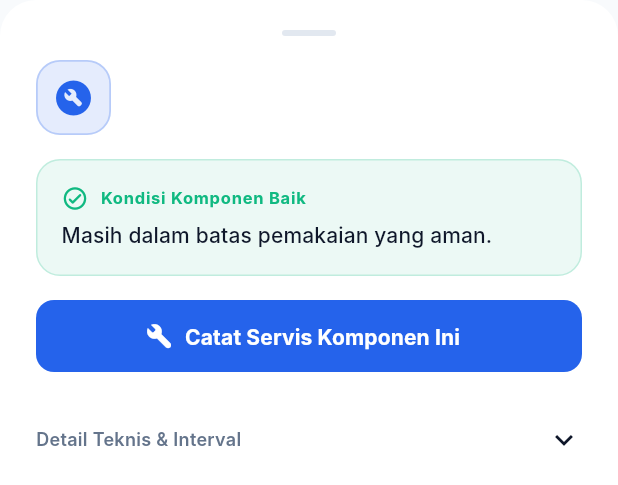
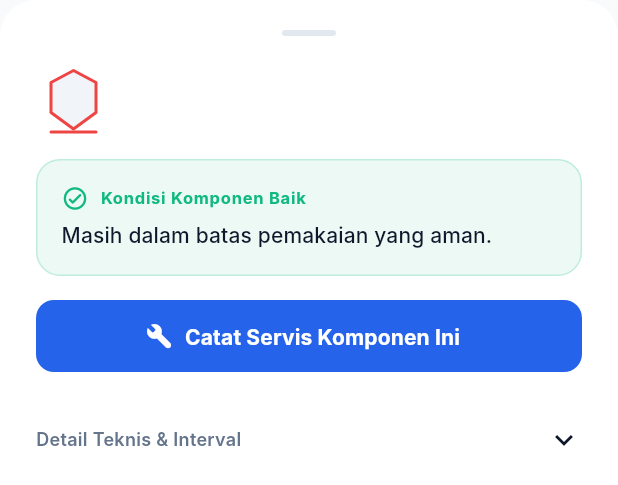
Before and after one commit to laomanda/deteksi-kendaraan, a Flutter app: the MaintenanceDetailBottomSheet widget shown alone on an empty page, opened directly with empty values, on a phone screen of 412 x 824 dp. Shown: the top 485 px of the screen. Run offline on Flutter 3.47's test engine with Material 3 defaults, Android fonts, the phone set to English and light mode, and no system bars; our stand-ins replace flutter_dotenv, flutter_local_notifications, flutter_map, flutter_riverpod, flutter_svg, geolocator and 8 more; accounts and stored records are empty; network calls fail; Roboto replaces fonts that are missing (Inter).

Commit message:
feat(dashboard): make dashboard maintenance card icon consistent with DynamicFillIcon 100%-0% system

```diff
--- a/lib/features/dashboard/presentation/widgets/dashboard_next_maintenance_card.dart
+++ b/lib/features/dashboard/presentation/widgets/dashboard_next_maintenance_card.dart
@@ -191,10 +191,11 @@ class DashboardNextMaintenanceCard extends ConsumerWidget {
                           componentName: nextItem.componentName,
                           category: nextItem.category,
                           status: nextItem.status,
-                          size: 42,
-                          iconSize: 22,
+                          healthPercentage: nextItem.currentHealth,
+                          size: 44,
+                          iconSize: 24,
                         ),
-                        const SizedBox(width: 12),
+                        const SizedBox(width: 14),
                         Expanded(
                           child: Column(
                             crossAxisAlignment: CrossAxisAlignment.start,
--- a/lib/features/maintenance/presentation/widgets/maintenance_detail_bottom_sheet.dart
+++ b/lib/features/maintenance/presentation/widgets/maintenance_detail_bottom_sheet.dart
@@ -96,6 +96,7 @@ class MaintenanceDetailBottomSheet extends ConsumerWidget {
                     componentName: prediction.componentName,
                     category: prediction.category,
                     status: prediction.status,
+                    healthPercentage: prediction.currentHealth,
                     size: 50,
                     iconSize: 28,
                   ),
--- a/lib/features/maintenance/presentation/widgets/upcoming_maintenance_card.dart
+++ b/lib/features/maintenance/presentation/widgets/upcoming_maintenance_card.dart
@@ -155,10 +155,11 @@ class UpcomingMaintenanceCard extends ConsumerWidget {
               componentName: p.componentName,
               category: p.category,
               status: p.status,
-              size: 42,
-              iconSize: 22,
+              healthPercentage: p.currentHealth,
+              size: 44,
+              iconSize: 24,
             ),
-            const SizedBox(width: 12),
+            const SizedBox(width: 14),
             Expanded(
               child: Column(
                 crossAxisAlignment: CrossAxisAlignment.start,
--- a/lib/features/maintenance/presentation/widgets/vehicle_part_icon_badge.dart
+++ b/lib/features/maintenance/presentation/widgets/vehicle_part_icon_badge.dart
@@ -1,4 +1,5 @@
 import 'package:flutter/material.dart';
+import 'dynamic_fill_icon.dart';
 
 /// Metadata helper that resolves specific spare part icons and thematic colors
 class VehiclePartVisualInfo {
@@ -206,9 +207,9 @@ class VehiclePartVisualInfo {
   }
 }
 
-/// Interactive Vehicle Part Icon Badge with thematic pastel background,
-/// micro-animation feedback on press, and optional status indicator dot.
-class VehiclePartIconBadge extends StatefulWidget {
+/// Interactive Vehicle Part Icon Badge powered by the signature DynamicFillIcon (100% to 0% fill) system.
+/// Keeps visual identity 100% consistent across Dashboard, Maintenance Screen, and Detail Sheets.
+class VehiclePartIconBadge extends StatelessWidget {
   final String componentName;
   final String? category;
   final String? status; // 'OVERDUE' | 'DUE SOON' | 'GOOD'
@@ -216,134 +217,56 @@ class VehiclePartIconBadge extends StatefulWidget {
   final double iconSize;
   final VoidCallback? onTap;
   final bool showStatusDot;
+  final double? healthPercentage;
 
   const VehiclePartIconBadge({
     super.key,
     required this.componentName,
     this.category,
     this.status,
-    this.size = 46,
+    this.size = 44,
     this.iconSize = 24,
     this.onTap,
-    this.showStatusDot = true,
+    this.showStatusDot = false,
+    this.healthPercentage,
   });
 
-  @override
-  State<VehiclePartIconBadge> createState() => _VehiclePartIconBadgeState();
-}
-
-class _VehiclePartIconBadgeState extends State<VehiclePartIconBadge>
-    with SingleTickerProviderStateMixin {
-  late AnimationController _controller;
-  late Animation<double> _scaleAnim;
-
-  @override
-  void initState() {
-    super.initState();
-    _controller = AnimationController(
-      vsync: this,
-      duration: const Duration(milliseconds: 100),
-      lowerBound: 0.0,
-      upperBound: 1.0,
-    );
-    _scaleAnim = Tween<double>(begin: 1.0, end: 0.92).animate(
-      CurvedAnimation(parent: _controller, curve: Curves.easeOutCubic),
-    );
-  }
-
-  @override
-  void dispose() {
-    _controller.dispose();
-    super.dispose();
-  }
-
-  Color? _getStatusDotColor() {
-    if (widget.status == null) return null;
-    final s = widget.status!.toUpperCase();
-    if (s.contains('OVERDUE')) return const Color(0xFFEF4444);
-    if (s.contains('DUE')) return const Color(0xFFF59E0B);
-    if (s.contains('GOOD')) return const Color(0xFF10B981);
-    return null;
+  double _resolvePercentage() {
+    if (healthPercentage != null) {
+      final hp = healthPercentage!;
+      return hp > 1.0 ? (hp / 100.0).clamp(0.0, 1.0) : hp.clamp(0.0, 1.0);
+    }
+    if (status != null) {
+      final s = status!.toUpperCase();
+      if (s.contains('OVERDUE')) return 0.0;
+      if (s.contains('DUE')) return 0.25;
+      if (s.contains('GOOD')) return 0.95;
+    }
+    return 1.0;
   }
 
   @override
   Widget build(BuildContext context) {
-    final visual = VehiclePartVisualInfo.resolve(
-      widget.componentName,
-      category: widget.category,
+    final pct = _resolvePercentage();
+    final type = category != null && category!.isNotEmpty ? category! : componentName;
+
+    Widget dynamicIcon = DynamicFillIcon(
+      componentType: type,
+      percentage: pct,
+      size: size,
     );
-    final dotColor = _getStatusDotColor();
 
-    return AnimatedBuilder(
-      animation: _scaleAnim,
-      builder: (context, child) => Transform.scale(
-        scale: _scaleAnim.value,
-        child: child,
-      ),
-      child: Stack(
-        clipBehavior: Clip.none,
-        children: [
-          Material(
-            color: Colors.transparent,
-            borderRadius: BorderRadius.circular(widget.size * 0.32),
-            child: InkWell(
-              onTap: widget.onTap,
-              onTapDown: (_) {
-                if (widget.onTap != null) _controller.forward();
-              },
-              onTapUp: (_) {
-                if (widget.onTap != null) _controller.reverse();
-              },
-              onTapCancel: () {
-                if (widget.onTap != null) _controller.reverse();
-              },
-              borderRadius: BorderRadius.circular(widget.size * 0.32),
-              splashColor: visual.accentColor.withValues(alpha: 0.25),
-              highlightColor: visual.accentColor.withValues(alpha: 0.12),
-              child: Ink(
-                width: widget.size,
-                height: widget.size,
-                decoration: BoxDecoration(
-                  color: visual.accentColor.withValues(alpha: 0.12),
-                  borderRadius: BorderRadius.circular(widget.size * 0.32),
-                  border: Border.all(
-                    color: visual.accentColor.withValues(alpha: 0.24),
-                    width: 1.2,
-                  ),
-                ),
-                child: Center(
-                  child: Icon(
-                    visual.icon,
-                    size: widget.iconSize,
-                    color: visual.accentColor,
-                  ),
-                ),
-              ),
-            ),
-          ),
-          if (widget.showStatusDot && dotColor != null)
-            Positioned(
-              top: -1,
-              right: -1,
-              child: Container(
-                width: 10,
-                height: 10,
-                decoration: BoxDecoration(
-                  color: dotColor,
-                  shape: BoxShape.circle,
-                  border: Border.all(color: Colors.white, width: 2),
-                  boxShadow: [
-                    BoxShadow(
-                      color: dotColor.withValues(alpha: 0.4),
-                      blurRadius: 4,
-                      offset: const Offset(0, 1),
-                    ),
-                  ],
-                ),
-              ),
-            ),
-        ],
-      ),
+    if (onTap != null) {
+      dynamicIcon = InkWell(
+        onTap: onTap,
+        borderRadius: BorderRadius.circular(size * 0.25),
+        child: dynamicIcon,
+      );
+    }
+
+    return Semantics(
+      label: 'Status $componentName: ${(pct * 100).toInt()}%',
+      child: dynamicIcon,
     );
   }
 }
--- a/lib/features/vehicle/presentation/pages/vehicle_detail_page.dart
+++ b/lib/features/vehicle/presentation/pages/vehicle_detail_page.dart
@@ -597,10 +597,11 @@ class _VehicleDetailPageState extends ConsumerState<VehicleDetailPage> {
                         componentName: nextItem.componentName,
                         category: nextItem.category,
                         status: nextItem.status,
-                        size: 42,
-                        iconSize: 22,
+                        healthPercentage: nextItem.currentHealth,
+                        size: 44,
+                        iconSize: 24,
                       ),
-                      const SizedBox(width: 12),
+                      const SizedBox(width: 14),
                       Expanded(
                         child: Column(
                           crossAxisAlignment: CrossAxisAlignment.start,
```
